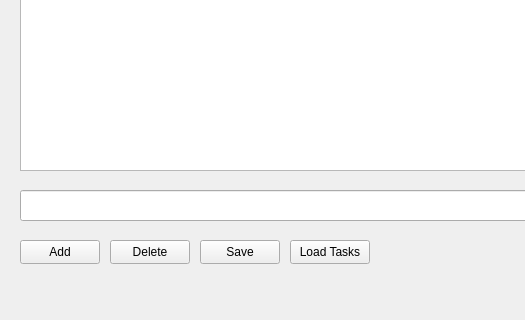
Qt form mainwindow.ui (strayByte2022/qt-todo) before a commit; both pictures show x 0 to 525 and y 280 to 600 of the 800 by 600 pixel window.
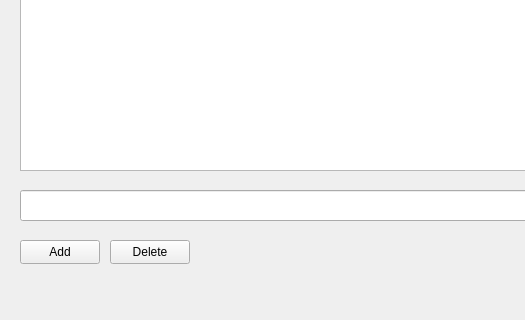
The same form after that commit.

Commit message: fix: autosave on delete

The edit to the form file:
```diff
--- a/mainwindow.ui
+++ b/mainwindow.ui
@@ -60,32 +60,6 @@
      <string>Delete</string>
     </property>
    </widget>
-   <widget class="QPushButton" name="saveTaskButton">
-    <property name="geometry">
-     <rect>
-      <x>200</x>
-      <y>520</y>
-      <width>80</width>
-      <height>24</height>
-     </rect>
-    </property>
-    <property name="text">
-     <string>Save</string>
-    </property>
-   </widget>
-   <widget class="QPushButton" name="loadTaskButton">
-    <property name="geometry">
-     <rect>
-      <x>290</x>
-      <y>520</y>
-      <width>80</width>
-      <height>24</height>
-     </rect>
-    </property>
-    <property name="text">
-     <string>Load Tasks</string>
-    </property>
-   </widget>
    <widget class="QLabel" name="greetingLabel">
     <property name="geometry">
      <rect>
```
Left out of the diff: 2 changed lines with no effect on the pictures. The commit also changes 2 other files.
